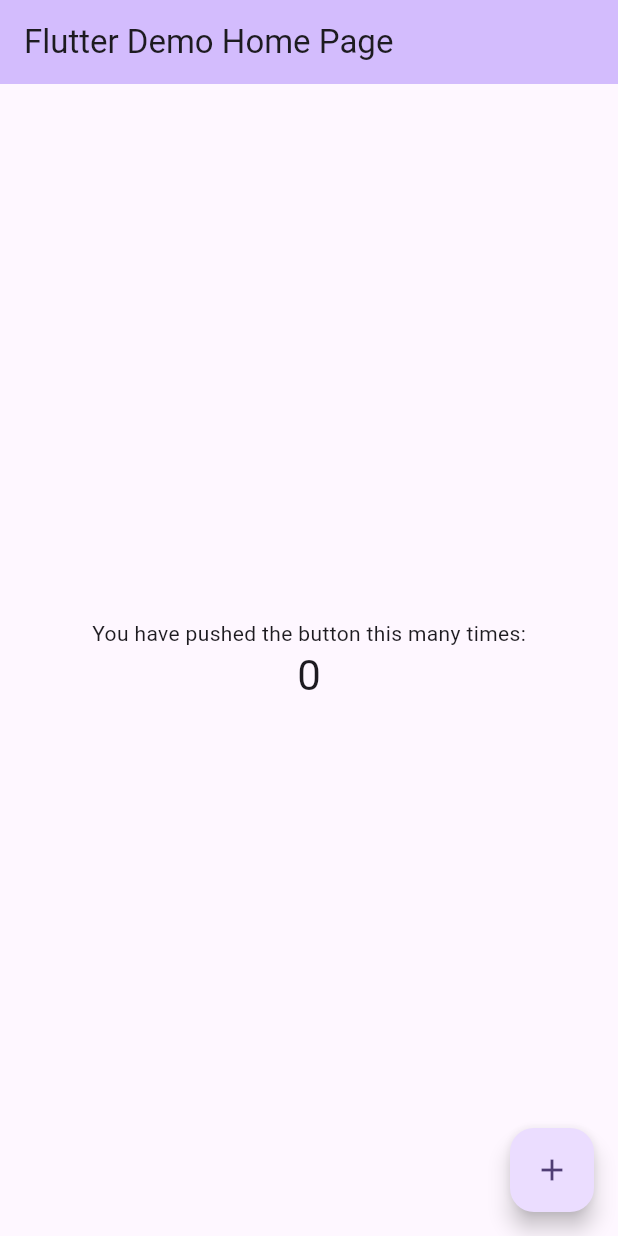
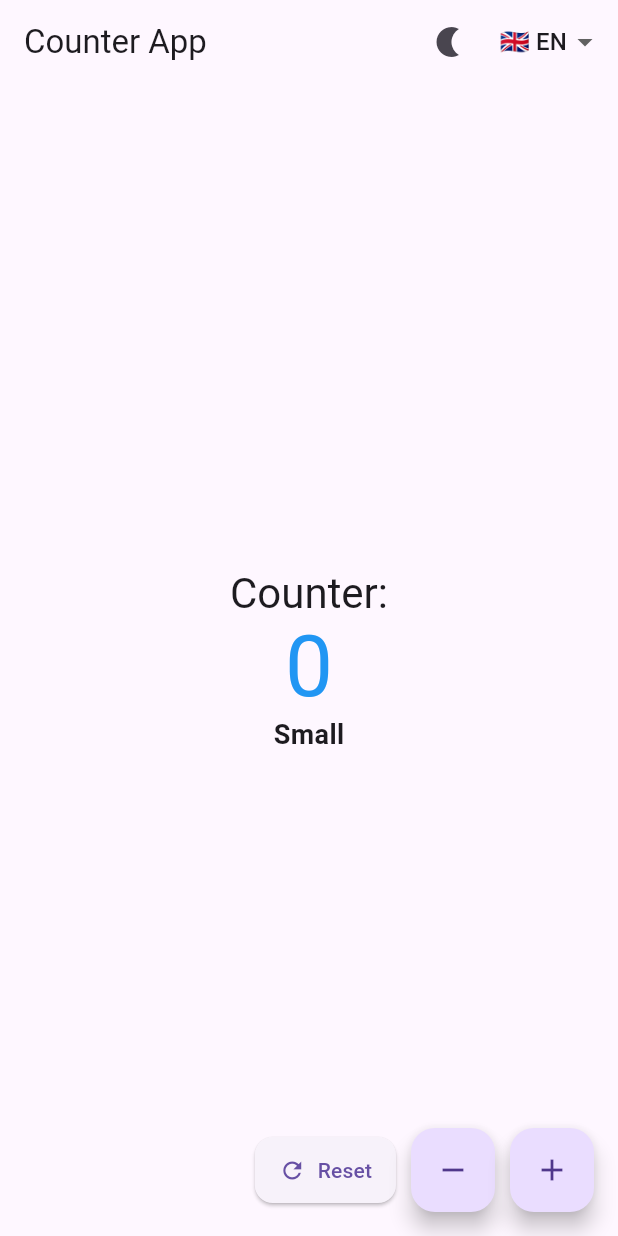
Before and after one commit to Aroosha-bit/Internship_Flutter, a Flutter app: the screen it shows after launch, on a phone screen of 412 x 824 dp. Run offline on Flutter 3.47's test engine with Material 3 defaults, Android fonts, the phone set to English and light mode, and no system bars; our stand-ins replace shared_preferences.

Commit message:
Completed all features: animation, localization, theme, reset, limits

```diff
--- /dev/null
+++ b/lib/counter_provider.dart
@@ -0,0 +1,134 @@
+import 'package:flutter/material.dart';
+import 'package:shared_preferences/shared_preferences.dart';
+
+class CounterProvider extends ChangeNotifier {
+  late AnimationController _controller;
+  late Animation<double> _animation;
+  bool _isAnimationInitialized = false;
+
+  int _counter = 0;
+  bool _isDarkMode = false;
+  String _locale = 'en';
+
+  int get counter => _counter;
+  bool get isDarkMode => _isDarkMode;
+  String get locale => _locale;
+  bool get isAnimationInitialized => _isAnimationInitialized;
+
+  Animation<double> get scaleAnimation => _animation;
+
+  CounterProvider() {
+    _init();
+  }
+
+  Future<void> _init() async {
+    SharedPreferences prefs = await SharedPreferences.getInstance();
+    _counter = prefs.getInt('counter') ?? 0;
+    _isDarkMode = prefs.getBool('isDarkMode') ?? false;
+    _locale = prefs.getString('locale') ?? 'en';
+    notifyListeners();
+  }
+
+  void initAnimationController(TickerProvider vsync) {
+    _controller = AnimationController(
+      vsync: vsync,
+      duration: const Duration(milliseconds: 300),
+    );
+    _animation = Tween<double>(begin: 1.0, end: 1.2)
+        .chain(CurveTween(curve: Curves.easeInOut))
+        .animate(_controller);
+    _isAnimationInitialized = true;
+    notifyListeners();
+  }
+
+  void _triggerAnimation() {
+    if (_isAnimationInitialized) {
+      _controller.forward(from: 0.0);
+    }
+  }
+
+  void increment(BuildContext context) {
+    if (_counter < 10) {
+      _counter++;
+      _saveCounter();
+      _triggerAnimation();
+      notifyListeners();
+    } else {
+      _showSnackBar(context, 'Counter cannot go above 10');
+    }
+  }
+
+  void decrement(BuildContext context) {
+    if (_counter > 0) {
+      _counter--;
+      _saveCounter();
+      _triggerAnimation();
+      notifyListeners();
+    } else {
+      _showSnackBar(context, 'Counter cannot go below 0');
+    }
+  }
+  void reset(BuildContext context) {
+    _counter = 0;
+    _controller.forward(from: 0);
+    _saveCounter();
+    notifyListeners();
+    ScaffoldMessenger.of(context).showSnackBar(
+      SnackBar(
+        content: Text(locale == 'es'
+            ? 'Contador reiniciado a 0'
+            : 'Counter reset to 0'),
+      ),
+    );
+  }
+
+
+  void toggleTheme() {
+    _isDarkMode = !_isDarkMode;
+    _saveTheme();
+    notifyListeners();
+  }
+
+  void changeLocale(String code) {
+    _locale = code;
+    _saveLocale();
+    notifyListeners();
+  }
+
+  String getCounterSize() {
+    if (_counter < 5) return "Small";
+    if (_counter < 10) return "Medium";
+    return "Large";
+  }
+
+  Color get counterColor => _counter % 2 == 0 ? Colors.blue : Colors.red;
+
+  void _saveCounter() async {
+    SharedPreferences prefs = await SharedPreferences.getInstance();
+    await prefs.setInt('counter', _counter);
+  }
+
+  void _saveTheme() async {
+    SharedPreferences prefs = await SharedPreferences.getInstance();
+    await prefs.setBool('isDarkMode', _isDarkMode);
+  }
+
+  void _saveLocale() async {
+    SharedPreferences prefs = await SharedPreferences.getInstance();
+    await prefs.setString('locale', _locale);
+  }
+
+  void _showSnackBar(BuildContext context, String message) {
+    ScaffoldMessenger.of(context).showSnackBar(
+      SnackBar(content: Text(message), duration: const Duration(seconds: 1)),
+    );
+  }
+
+  @override
+  void dispose() {
+    if (_isAnimationInitialized) {
+      _controller.dispose();
+    }
+    super.dispose();
+  }
+}
--- a/lib/main.dart
+++ b/lib/main.dart
@@ -1,122 +1,156 @@
 import 'package:flutter/material.dart';
+import 'package:provider/provider.dart';
+import 'counter_provider.dart';
+import 'package:flutter_localizations/flutter_localizations.dart';
 
 void main() {
-  runApp(const MyApp());
+  runApp(
+    ChangeNotifierProvider(
+      create: (_) => CounterProvider(),
+      child: const MyApp(),
+    ),
+  );
 }
 
-class MyApp extends StatelessWidget {
+class MyApp extends StatefulWidget {
   const MyApp({super.key});
 
-  // This widget is the root of your application.
   @override
-  Widget build(BuildContext context) {
-    return MaterialApp(
-      title: 'Flutter Demo',
-      theme: ThemeData(
-        // This is the theme of your application.
-        //
-        // TRY THIS: Try running your application with "flutter run". You'll see
-        // the application has a purple toolbar. Then, without quitting the app,
-        // try changing the seedColor in the colorScheme below to Colors.green
-        // and then invoke "hot reload" (save your changes or press the "hot
-        // reload" button in a Flutter-supported IDE, or press "r" if you used
-        // the command line to start the app).
-        //
-        // Notice that the counter didn't reset back to zero; the application
-        // state is not lost during the reload. To reset the state, use hot
-        // restart instead.
-        //
-        // This works for code too, not just values: Most code changes can be
-        // tested with just a hot reload.
-        colorScheme: ColorScheme.fromSeed(seedColor: Colors.deepPurple),
-      ),
-      home: const MyHomePage(title: 'Flutter Demo Home Page'),
-    );
-  }
+  State<MyApp> createState() => _MyAppState();
 }
 
-class MyHomePage extends StatefulWidget {
-  const MyHomePage({super.key, required this.title});
+class _MyAppState extends State<MyApp> with TickerProviderStateMixin {
+  @override
 
-  // This widget is the home page of your application. It is stateful, meaning
-  // that it has a State object (defined below) that contains fields that affect
-  // how it looks.
-
-  // This class is the configuration for the state. It holds the values (in this
-  // case the title) provided by the parent (in this case the App widget) and
-  // used by the build method of the State. Fields in a Widget subclass are
-  // always marked "final".
-
-  final String title;
-
-  @override
-  State<MyHomePage> createState() => _MyHomePageState();
-}
-
-class _MyHomePageState extends State<MyHomePage> {
-  int _counter = 0;
-
-  void _incrementCounter() {
-    setState(() {
-      // This call to setState tells the Flutter framework that something has
-      // changed in this State, which causes it to rerun the build method below
-      // so that the display can reflect the updated values. If we changed
-      // _counter without calling setState(), then the build method would not be
-      // called again, and so nothing would appear to happen.
-      _counter++;
+  void initState() {
+    super.initState();
+    Future.microtask(() {
+      final provider = Provider.of<CounterProvider>(context, listen: false);
+      provider.initAnimationController(this);
     });
   }
 
   @override
   Widget build(BuildContext context) {
-    // This method is rerun every time setState is called, for instance as done
-    // by the _incrementCounter method above.
-    //
-    // The Flutter framework has been optimized to make rerunning build methods
-    // fast, so that you can just rebuild anything that needs updating rather
-    // than having to individually change instances of widgets.
+    return Consumer<CounterProvider>(
+      builder: (context, provider, _) {
+        return MaterialApp(
+          title: provider.locale == 'es' ? 'Aplicación de contador de pasantes' : 'Inter Counter App',
+          debugShowCheckedModeBanner: false,
+          theme: ThemeData.light(),
+          darkTheme: ThemeData.dark(),
+          themeMode: provider.isDarkMode ? ThemeMode.dark : ThemeMode.light,
+          locale: Locale(provider.locale),
+          supportedLocales: const [
+            Locale('en'),
+            Locale('es'),
+          ],
+          localizationsDelegates: const [
+            GlobalMaterialLocalizations.delegate,
+            GlobalWidgetsLocalizations.delegate,
+            GlobalCupertinoLocalizations.delegate,
+          ],
+          home: const HomePage(),
+        );
+      },
+    );
+  }
+}
+
+class HomePage extends StatelessWidget {
+  const HomePage({super.key});
+
+  @override
+  Widget build(BuildContext context) {
+    final provider = Provider.of<CounterProvider>(context);
+
     return Scaffold(
       appBar: AppBar(
-        // TRY THIS: Try changing the color here to a specific color (to
-        // Colors.amber, perhaps?) and trigger a hot reload to see the AppBar
-        // change color while the other colors stay the same.
-        backgroundColor: Theme.of(context).colorScheme.inversePrimary,
-        // Here we take the value from the MyHomePage object that was created by
-        // the App.build method, and use it to set our appbar title.
-        title: Text(widget.title),
+        title: Text(provider.locale == 'es' ? 'Aplicación de contador ' : 'Counter App'),
+        actions: [
+          IconButton(
+            icon: Icon(provider.isDarkMode ? Icons.wb_sunny : Icons.nightlight),
+            onPressed: provider.toggleTheme,
+          ),
+          const SizedBox(width: 10),
+          DropdownButton<String>(
+            value: provider.locale,
+            dropdownColor: Theme.of(context).canvasColor,
+            underline: const SizedBox(),
+            onChanged: (value) {
+              if (value != null) {
+                provider.changeLocale(value);
+              }
+            },
+            items: const [
+              DropdownMenuItem(value: 'en', child: Text("🇬🇧 EN")),
+              DropdownMenuItem(value: 'es', child: Text("🇪🇸 ES")),
+            ],
+          ),
+          const SizedBox(width: 10),
+        ],
       ),
       body: Center(
-        // Center is a layout widget. It takes a single child and positions it
-        // in the middle of the parent.
+        child: provider.isAnimationInitialized
+            ? ScaleTransition(
+          scale: provider.scaleAnimation,
           child: Column(
-          // Column is also a layout widget. It takes a list of children and
-          // arranges them vertically. By default, it sizes itself to fit its
-          // children horizontally, and tries to be as tall as its parent.
-          //
-          // Column has various properties to control how it sizes itself and
-          // how it positions its children. Here we use mainAxisAlignment to
-          // center the children vertically; the main axis here is the vertical
-          // axis because Columns are vertical (the cross axis would be
-          // horizontal).
-          //
-          // TRY THIS: Invoke "debug painting" (choose the "Toggle Debug Paint"
-          // action in the IDE, or press "p" in the console), to see the
-          // wireframe for each widget.
             mainAxisAlignment: MainAxisAlignment.center,
-          children: <Widget>[
-            const Text('You have pushed the button this many times:'),
+            children: [
               Text(
-              '$_counter',
+                provider.locale == 'es' ? 'Contador:' : 'Counter:',
                 style: Theme.of(context).textTheme.headlineMedium,
+              ),
+              Text(
+                '${provider.counter}',
+                style: Theme.of(context)
+                    .textTheme
+                    .displayLarge
+                    ?.copyWith(color: provider.counterColor),
+              ),
+              Text(
+                provider.getCounterSize(),
+                style: const TextStyle(fontSize: 18, fontWeight: FontWeight.bold),
               ),
             ],
           ),
+        )
+            : const CircularProgressIndicator(),
       ),
-      floatingActionButton: FloatingActionButton(
-        onPressed: _incrementCounter,
-        tooltip: 'Increment',
+      floatingActionButton: provider.isAnimationInitialized
+          ? Row(
+        mainAxisAlignment: MainAxisAlignment.end,
+        children: [
+          ElevatedButton.icon(
+            onPressed: () => provider.reset(context),
+            icon: const Icon(Icons.refresh),
+            label: Text(provider.locale == 'es' ? 'Reiniciar' : 'Reset'),
+            style: ElevatedButton.styleFrom(
+              padding: const EdgeInsets.symmetric(horizontal: 16, vertical: 12),
+              shape: RoundedRectangleBorder(
+                borderRadius: BorderRadius.circular(12),
+              ),
+            ),
+          ),
+          const SizedBox(width: 10),
+          FloatingActionButton(
+            heroTag: 'decrement',
+            onPressed: () => provider.decrement(context),
+            tooltip: provider.locale == 'es' ? 'Disminuir' : 'Decrement',
+            child: const Icon(Icons.remove),
+          ),
+          const SizedBox(width: 10),
+          FloatingActionButton(
+            heroTag: 'increment',
+            onPressed: () => provider.increment(context),
+            tooltip: provider.locale == 'es' ? 'Incrementar' : 'Increment',
             child: const Icon(Icons.add),
-      ), // This trailing comma makes auto-formatting nicer for build methods.
+          ),
+
+        ],
+      )
+          : null,
+
     );
   }
 }
--- a/pubspec.yaml
+++ b/pubspec.yaml
@@ -34,6 +34,9 @@ dependencies:
   # The following adds the Cupertino Icons font to your application.
   # Use with the CupertinoIcons class for iOS style icons.
   cupertino_icons: ^1.0.8
+  provider: ^6.1.5
+  shared_preferences: ^2.5.3
+  flutter_localization: ^0.3.2
 
 dev_dependencies:
   flutter_test:
```
Also changed, not shown: lib/l10n/l10n.dart (added, +8 -0 lines), pubspec.lock, 5 other files. Lines whose indentation alone changed are shown as unchanged.
